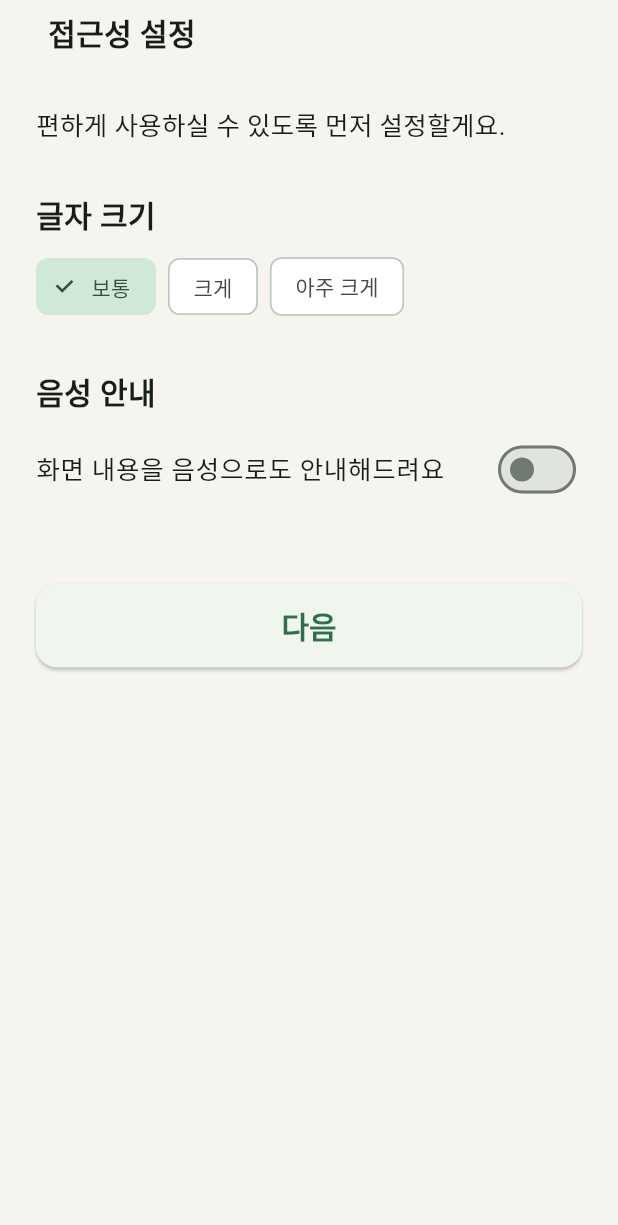
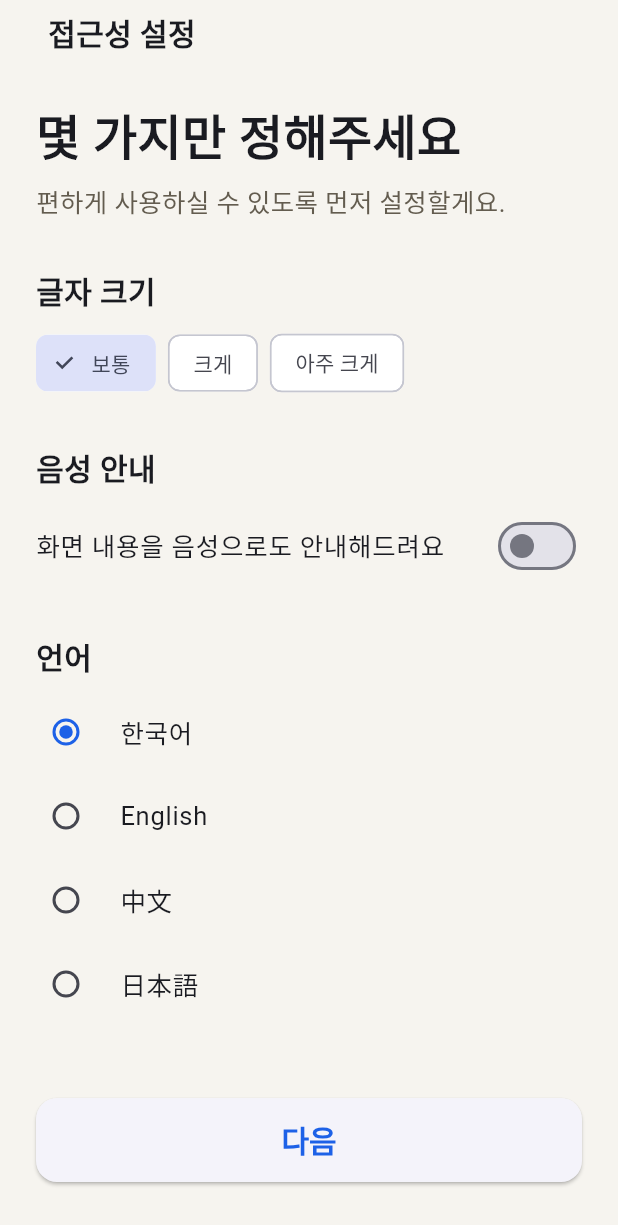
Before and after one commit to chanbear/ondam_app, a Flutter app: the OnboardingFlowPage screen opened directly, on a phone screen of 412 x 824 dp. Shown: the top 1225 px of the screen. Run offline on Flutter 3.47's test engine with Material 3 defaults, Android fonts, the phone set to English and light mode, and no system bars; our stand-ins replace camera, firebase_core, firebase_messaging, fl_chart, flutter_dotenv, flutter_local_notifications and 11 more; missing offline and left inert: flutter_sms_inbox, mobile_scanner; accounts and stored records are empty; network calls fail.

Commit message:
feat(onboarding): Figma 초기 설정 화면 반영 + primary 색상을 블루로 변경
Figma "온담 최종 디자인 - 초기 설정 화면"(node 1:108)을 온보딩 접근성
단계에 반영했다. 이 화면(글자 크기/음성 안내)은 이미 AccessibilitySettingsForm
으로 구현돼 있어 새로 만들지 않고, 빠져 있던 두 가지만 추가했다:
"몇 가지만 정해주세요" 헤드라인(신규 l10n 키, 4개 언어)과 언어 설정
섹션(이미 있던 LanguagePickerTile/localeControllerProvider를 그대로
재사용 — 새 위젯 만들지 않음).

design_system의 background/text/border 토큰은 이미 이 Figma 파일과
동일한 값(Phase 42 프로토타입 유래)이었고, primary만 기존 그린
(#2F6F4E)에서 이 화면이 실제로 쓰는 블루(#1D61E7)로 교체했다 — Figma
파일 자체의 --primary 변수는 여전히 그린이지만 어떤 렌더링 요소도 그
변수를 쓰지 않고 CTA/토글/선택된 언어 칩 모두 블루를 직접 쓰고 있어,
실제로 적용된 블루를 의도된 accent로 판단했다.

Senior flutter test 392개, Guardian 143개(같은 design_system을 공유)
전부 통과, 양쪽 flutter analyze 0 issue(무관한 기존 info 2건 제외).

Co-Authored-By: Claude Sonnet 5 <noreply@anthropic.com>

```diff
--- a/apps/senior/lib/features/onboarding/presentation/pages/onboarding_flow_page.dart
+++ b/apps/senior/lib/features/onboarding/presentation/pages/onboarding_flow_page.dart
@@ -3,6 +3,7 @@ import 'package:flutter_riverpod/flutter_riverpod.dart';
 import 'package:ondam_design_system/ondam_design_system.dart';
 
 import '../../../../l10n/generated/app_localizations.dart';
+import '../../../settings/presentation/widgets/language_picker_tile.dart';
 import '../providers/onboarding_status_provider.dart';
 import '../widgets/accessibility_settings_form.dart';
 
@@ -69,9 +70,22 @@ class _AccessibilityStep extends StatelessWidget {
     return Column(
       crossAxisAlignment: CrossAxisAlignment.start,
       children: [
-        Text(l10n.onboardingAccessibilityIntro, style: AppTextStyles.bodyLarge),
+        Text(
+          l10n.onboardingAccessibilityHeadline,
+          style: AppTextStyles.displayLarge,
+        ),
+        const SizedBox(height: AppSpacing.sm),
+        Text(
+          l10n.onboardingAccessibilityIntro,
+          style: AppTextStyles.bodyLarge.copyWith(
+            color: AppColors.textSecondary,
+          ),
+        ),
         const SizedBox(height: AppSpacing.xl),
         const AccessibilitySettingsForm(),
+        const SizedBox(height: AppSpacing.xl),
+        AppSectionHeader(title: l10n.settingsLanguage),
+        const LanguagePickerTile(),
         const SizedBox(height: AppSpacing.xxl),
         AppButton(
           label: l10n.nextButton,
--- a/apps/senior/lib/l10n/app_en.arb
+++ b/apps/senior/lib/l10n/app_en.arb
@@ -246,6 +246,7 @@
   "recentSmsEmptyMessage": "You don't have any recent messages.",
   "accessibilitySettingsTitle": "Accessibility Settings",
   "guardianRegisterTitle": "Register Guardian",
+  "onboardingAccessibilityHeadline": "Just a few settings",
   "onboardingAccessibilityIntro": "Let's set things up first so it's comfortable to use.",
   "nextButton": "Next",
   "onboardingProfileIntro": "If you tell us, we can show you more helpful information. (Optional)",
--- a/apps/senior/lib/l10n/app_ja.arb
+++ b/apps/senior/lib/l10n/app_ja.arb
@@ -246,6 +246,7 @@
   "recentSmsEmptyMessage": "最近受信したメッセージがありません。",
   "accessibilitySettingsTitle": "アクセシビリティ設定",
   "guardianRegisterTitle": "保護者登録",
+  "onboardingAccessibilityHeadline": "いくつか設定しましょう",
   "onboardingAccessibilityIntro": "快適にご利用いただけるよう、まず設定を行います。",
   "nextButton": "次へ",
   "onboardingProfileIntro": "教えていただくと、より役立つ情報をお届けできます。（任意入力）",
--- a/apps/senior/lib/l10n/app_ko.arb
+++ b/apps/senior/lib/l10n/app_ko.arb
@@ -246,6 +246,7 @@
   "recentSmsEmptyMessage": "최근 받은 문자가 없어요.",
   "accessibilitySettingsTitle": "접근성 설정",
   "guardianRegisterTitle": "보호자 등록",
+  "onboardingAccessibilityHeadline": "몇 가지만 정해주세요",
   "onboardingAccessibilityIntro": "편하게 사용하실 수 있도록 먼저 설정할게요.",
   "nextButton": "다음",
   "onboardingProfileIntro": "알려주시면 더 도움이 되는 정보를 보여드릴 수 있어요. (선택 입력)",
--- a/apps/senior/lib/l10n/app_zh.arb
+++ b/apps/senior/lib/l10n/app_zh.arb
@@ -246,6 +246,7 @@
   "recentSmsEmptyMessage": "没有最近收到的短信。",
   "accessibilitySettingsTitle": "无障碍设置",
   "guardianRegisterTitle": "登记监护人",
+  "onboardingAccessibilityHeadline": "只需设置几项",
   "onboardingAccessibilityIntro": "为了让您使用更方便，我们先进行一些设置。",
   "nextButton": "下一步",
   "onboardingProfileIntro": "告诉我们后，我们可以为您展示更有用的信息。（选填）",
--- a/packages/design_system/lib/src/tokens/app_colors.dart
+++ b/packages/design_system/lib/src/tokens/app_colors.dart
@@ -1,16 +1,21 @@
 import 'package:flutter/material.dart';
 
-/// Color tokens — values match the Phase 42-approved Senior/Guardian HTML
-/// prototype palette (`prototype/senior/styles.css`, `prototype/guardian/styles.css`),
-/// which is shared identically by both apps.
+/// Color tokens — background/text/border values match the Phase 42-approved
+/// Senior/Guardian HTML prototype palette (`prototype/senior/styles.css`,
+/// `prototype/guardian/styles.css`), shared identically by both apps.
+/// `primary` was updated to the blue accent (`#1D61E7`) used for CTAs/
+/// selected states/toggles in the "온담 최종 디자인" Figma file (초기 설정
+/// 화면, node `1:108`) — the file's own `--primary` variable is still green
+/// (`#2f6f4e`, unused by any rendered element on that screen), so the
+/// visually-applied blue is treated as the actual intended accent.
 ///
 /// NOTE: no `emergency` token yet — technical-decisions.md OPEN QUESTIONS #7
 /// (실제 색상값) is still open, so one is not invented here. `secondary` and
-/// the `*Dark` pair aren't covered by the HTML prototype (light-mode only,
-/// no secondary-accent concept) and are left unchanged from their prior
-/// placeholder values pending a follow-up decision.
+/// the `*Dark` pair aren't covered by either reference (light-mode only, no
+/// secondary-accent concept) and are left unchanged pending a follow-up
+/// decision.
 abstract final class AppColors {
-  static const Color primary = Color(0xFF2F6F4E);
+  static const Color primary = Color(0xFF1D61E7);
   static const Color secondary = Color(0xFF00BFA5);
 
   static const Color background = Color(0xFFF6F4EF);
```
Also changed, not shown: apps/senior/lib/l10n/generated/app_localizations.dart, apps/senior/lib/l10n/generated/app_localizations_en.dart, apps/senior/lib/l10n/generated/app_localizations_ja.dart, apps/senior/lib/l10n/generated/app_localizations_ko.dart, apps/senior/lib/l10n/generated/app_localizations_zh.dart.
